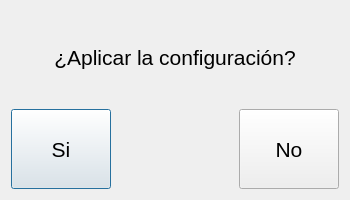
ddiaz-yx/respiface, file confirm_dialog.ui: the form before one commit.
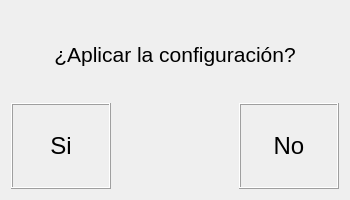
The form after the commit.

Patch:
```diff
--- a/confirm_dialog.ui
+++ b/confirm_dialog.ui
@@ -44,21 +44,36 @@
    <item>
     <layout class="QHBoxLayout" name="horizontalLayout">
      <item>
-      <widget class="QPushButton" name="btnAceptar">
+      <widget class="QFrame" name="frm_yes">
        <property name="minimumSize">
         <size>
          <width>100</width>
          <height>80</height>
         </size>
        </property>
+       <property name="frameShape">
+        <enum>QFrame::Box</enum>
+       </property>
+       <property name="frameShadow">
+        <enum>QFrame::Raised</enum>
+       </property>
+       <layout class="QVBoxLayout" name="verticalLayout_2">
+        <item>
+         <widget class="QLabel" name="label_2">
        <property name="font">
         <font>
-         <pointsize>16</pointsize>
+            <pointsize>18</pointsize>
         </font>
        </property>
        <property name="text">
         <string>Si</string>
        </property>
+          <property name="alignment">
+           <set>Qt::AlignCenter</set>
+          </property>
+         </widget>
+        </item>
+       </layout>
       </widget>
      </item>
      <item>
@@ -75,21 +90,36 @@
       </spacer>
      </item>
      <item>
-      <widget class="QPushButton" name="btnCancelar">
+      <widget class="QFrame" name="frm_no">
        <property name="minimumSize">
         <size>
          <width>100</width>
          <height>80</height>
         </size>
        </property>
+       <property name="frameShape">
+        <enum>QFrame::Box</enum>
+       </property>
+       <property name="frameShadow">
+        <enum>QFrame::Raised</enum>
+       </property>
+       <layout class="QVBoxLayout" name="verticalLayout_3">
+        <item>
+         <widget class="QLabel" name="label_3">
        <property name="font">
         <font>
-         <pointsize>16</pointsize>
+            <pointsize>18</pointsize>
         </font>
        </property>
        <property name="text">
         <string>No</string>
        </property>
+          <property name="alignment">
+           <set>Qt::AlignCenter</set>
+          </property>
+         </widget>
+        </item>
+       </layout>
       </widget>
      </item>
     </layout>
```
Left out of the diff: 2 changed lines with no effect on the pictures. Lines whose indentation alone changed are shown as unchanged.
